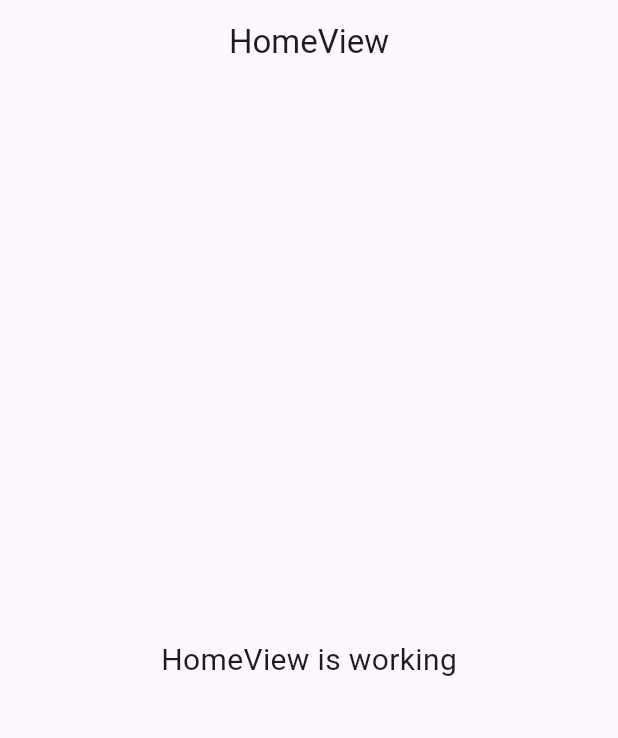
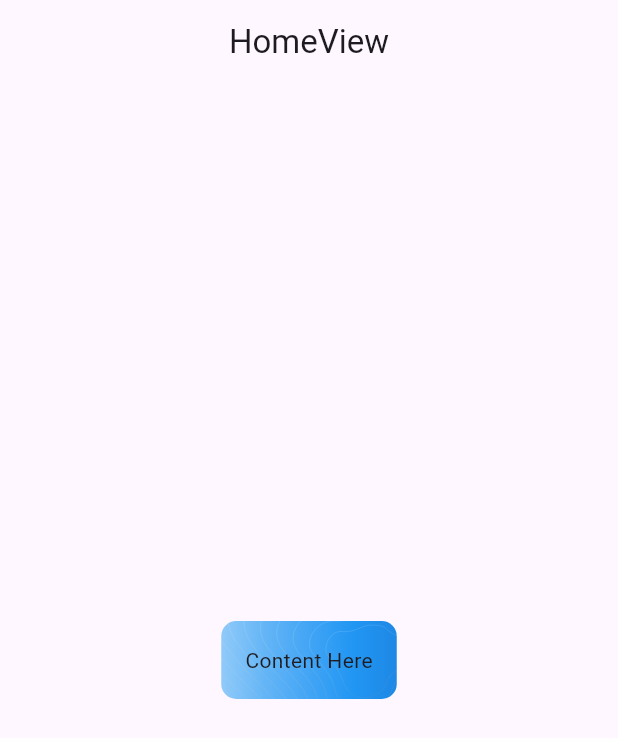
Before and after one commit to favjiw/oil-track, a Flutter app: the screen it shows after launch, on a phone screen of 412 x 824 dp. Shown: the top 738 px of the screen. Run offline on Flutter 3.47's test engine with Material 3 defaults, Android fonts, the phone set to English and light mode, and no system bars; our stand-ins replace flutter_svg, get.

Commit message:
added custom card

```diff
--- a/lib/app/modules/home/views/home_view.dart
+++ b/lib/app/modules/home/views/home_view.dart
@@ -1,6 +1,7 @@
 import 'package:flutter/material.dart';
 
 import 'package:get/get.dart';
+import 'package:oiltrack/app/modules/widgets/card_widget.dart';
 
 import '../controllers/home_controller.dart';
 
@@ -9,16 +10,8 @@
   @override
   Widget build(BuildContext context) {
     return Scaffold(
-      appBar: AppBar(
-        title: const Text('HomeView'),
-        centerTitle: true,
-      ),
-      body: const Center(
-        child: Text(
-          'HomeView is working',
-          style: TextStyle(fontSize: 20),
-        ),
-      ),
+      appBar: AppBar(title: const Text('HomeView'), centerTitle: true),
+      body: Center(child: CustomCard(child: Text('Content Here'))),
     );
   }
 }
--- /dev/null
+++ b/lib/app/modules/widgets/card_widget.dart
@@ -0,0 +1,40 @@
+import 'package:flutter/material.dart';
+import 'package:flutter_svg/flutter_svg.dart';
+
+class CustomCard extends StatelessWidget {
+  const CustomCard({super.key, required this.child});
+
+  final Widget child;
+
+  @override
+  Widget build(BuildContext context) {
+    return Stack(
+      children: [
+        // Card Content
+        Container(
+          padding: const EdgeInsets.all(16.0),
+          decoration: BoxDecoration(
+            gradient: LinearGradient(
+              colors: [
+                Colors.blue[200]!,
+                Colors.blue[300]!,
+                Colors.blue[400]!,
+                Colors.blue[500]!,
+                Colors.blue[600]!,
+              ],
+            ),
+            borderRadius: BorderRadius.circular(10),
+          ),
+          child: child,
+        ),
+        // Background SVG
+        Positioned.fill(
+          child: SvgPicture.asset(
+            'assets/images/texture-1.svg',
+            fit: BoxFit.cover, // Adjust how the image is displayed
+          ),
+        ),
+      ],
+    );
+  }
+}
```
Also changed, not shown: pubspec.yaml (+4 -4 lines), assets/images/texture-1.svg (added), pubspec.lock.
